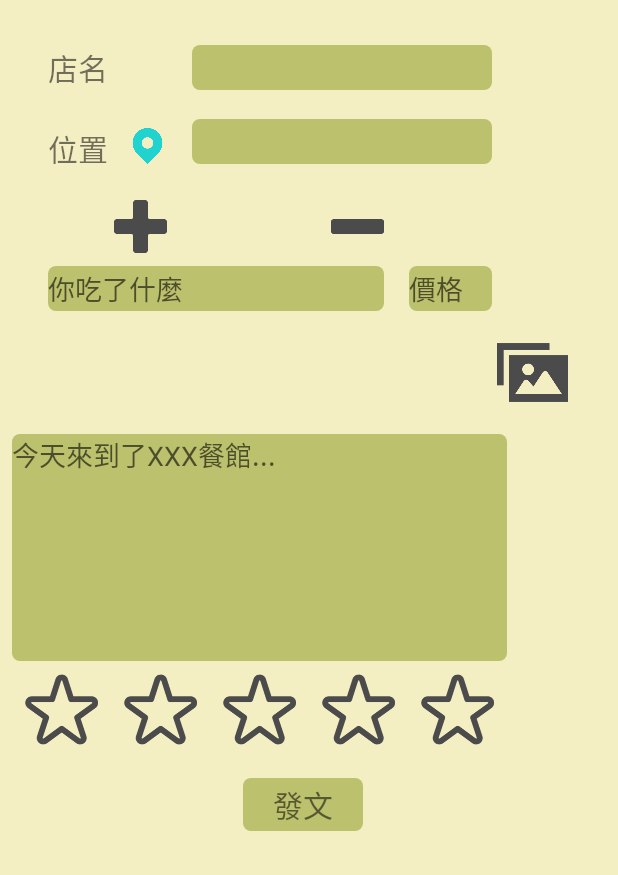
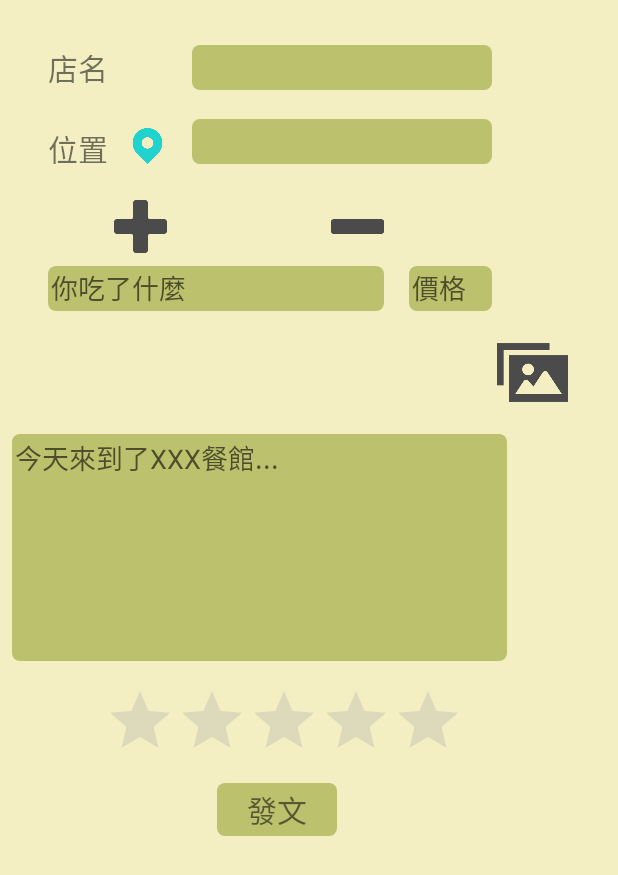
Before and after one commit to huang840801/Foodie, an Android app: the layout fragment_post.xml on its own in the app's theme, with its tools: preview values and no code run, on a phone screen of 412 x 824 dp. Shown: the top 875 px of the screen. Run offline under Robolectric (Android 15) with nearby library versions, the phone set to English and light mode, and no system bars; Roboto replaces fonts that are not available here.

Commit message:
Complete star rating bar

```diff
--- a/app/src/main/java/com/guanhong/foodie/FoodieContract.java
+++ b/app/src/main/java/com/guanhong/foodie/FoodieContract.java
@@ -19,6 +19,8 @@ public interface FoodieContract {
         void showSearchUi();
 
         void showRestaurantUi(Restaurant restaurant);
+
+        void showPostArticleUi();
     }
 
     interface Presenter extends BasePresenter {
@@ -35,5 +37,7 @@ public interface FoodieContract {
         void transToSearch();
 
         void tranToRestaurant(Restaurant restaurant);
+
+        void transToPostArticle();
     }
 }
--- a/app/src/main/java/com/guanhong/foodie/FoodiePresenter.java
+++ b/app/src/main/java/com/guanhong/foodie/FoodiePresenter.java
@@ -121,4 +121,9 @@ public class FoodiePresenter implements FoodieContract.Presenter {
 
 
     }
+
+    @Override
+    public void transToPostArticle() {
+        mFoodieView.showPostArticleUi();
+    }
 }
--- a/app/src/main/java/com/guanhong/foodie/map/MapFragment.java
+++ b/app/src/main/java/com/guanhong/foodie/map/MapFragment.java
@@ -1,6 +1,5 @@
 package com.guanhong.foodie.map;
 
-import android.annotation.SuppressLint;
 import android.content.Context;
 import android.graphics.Bitmap;
 import android.location.Address;
@@ -38,7 +37,7 @@ import java.io.IOException;
 import java.util.List;
 import java.util.Locale;
 
-import static android.support.v4.util.Preconditions.checkNotNull;
+import static com.google.common.base.Preconditions.checkNotNull;
 
 
 public class MapFragment extends Fragment implements MapContract.View, OnMapReadyCallback, GoogleMap.OnInfoWindowClickListener {
@@ -94,7 +93,6 @@ public class MapFragment extends Fragment implements MapContract.View, OnMapRead
         return rootView;
     }
 
-    @SuppressLint("RestrictedApi")
     @Override
     public void setPresenter(MapContract.Presenter presenter) {
         mPresenter = checkNotNull(presenter);
--- a/app/src/main/java/com/guanhong/foodie/map/MapPresenter.java
+++ b/app/src/main/java/com/guanhong/foodie/map/MapPresenter.java
@@ -1,7 +1,6 @@
 package com.guanhong.foodie.map;
 
 
-import android.annotation.SuppressLint;
 import android.app.Activity;
 import android.content.Context;
 import android.graphics.Bitmap;
@@ -30,7 +29,8 @@ import java.util.ArrayList;
 import java.util.List;
 import java.util.Locale;
 
-import static android.support.v4.util.Preconditions.checkNotNull;
+import static com.google.common.base.Preconditions.checkNotNull;
+
 
 public class MapPresenter implements MapContract.Presenter {
 
@@ -38,7 +38,6 @@ public class MapPresenter implements MapContract.Presenter {
 
     private Context mContext;
 
-    @SuppressLint("RestrictedApi")
     public MapPresenter(MapContract.View mapView, Context context) {
 
         mMapView = checkNotNull(mapView, "mapView cannot be null");
--- a/app/src/main/res/layout/fragment_post.xml
+++ b/app/src/main/res/layout/fragment_post.xml
@@ -36,10 +36,13 @@
         android:layout_height="30dp"
         android:layout_marginStart="56dp"
         android:layout_marginTop="30dp"
+        android:text=""
+        android:paddingStart="2dp"
+        android:paddingTop="2dp"
+        android:paddingBottom="2dp"
         android:background="@drawable/corner_bg_post_edittext"
         app:layout_constraintStart_toEndOf="@+id/post_restaurant_name"
         app:layout_constraintTop_toTopOf="parent" />
-
 
     <ImageView
         android:id="@+id/imageView_post_location"
@@ -56,7 +59,9 @@
         android:id="@+id/textview_post_restaurant_location"
         android:layout_width="200dp"
         android:layout_height="30dp"
-
+        android:paddingStart="2dp"
+        android:paddingTop="2dp"
+        android:paddingBottom="2dp"
         android:background="@drawable/corner_bg_post_edittext"
         android:text=""
         app:layout_constraintBottom_toBottomOf="@+id/imageView_post_location"
@@ -69,7 +74,9 @@
         android:layout_marginTop="68dp"
         android:background="@drawable/corner_bg_post_edittext"
         android:hint="@string/what_did_you_eat"
-
+        android:paddingStart="2dp"
+        android:paddingTop="2dp"
+        android:paddingBottom="2dp"
         app:layout_constraintStart_toStartOf="@+id/post_restaurant_location"
         app:layout_constraintTop_toBottomOf="@+id/post_restaurant_location" />
 
@@ -79,6 +86,9 @@
         android:layout_height="30dp"
         android:background="@drawable/corner_bg_post_edittext"
         android:hint="@string/price"
+        android:paddingStart="2dp"
+        android:paddingTop="2dp"
+        android:paddingBottom="2dp"
         app:layout_constraintEnd_toEndOf="@+id/textview_post_restaurant_location"
         app:layout_constraintTop_toTopOf="@+id/edittext_post_menu" />
 
@@ -130,72 +140,88 @@
         android:layout_marginTop="8dp"
         android:background="@drawable/corner_bg_post_edittext"
         android:gravity="left"
+        android:paddingStart="2dp"
+        android:paddingTop="2dp"
+        android:paddingBottom="2dp"
         android:hint="今天來到了XXX餐館..."
         app:layout_constraintStart_toStartOf="@+id/recyclerview_post_photo"
         app:layout_constraintTop_toBottomOf="@+id/recyclerview_post_photo" />
 
-    <ImageView
-        android:id="@+id/imageView_post_star1"
-        android:layout_width="50dp"
-        android:layout_height="50dp"
+    <!--<ImageView-->
+        <!--android:id="@+id/imageView_post_star1"-->
+        <!--android:layout_width="50dp"-->
+        <!--android:layout_height="50dp"-->
+        <!--android:layout_marginStart="8dp"-->
+        <!--android:layout_marginTop="8dp"-->
+        <!--app:layout_constraintStart_toStartOf="@+id/edittext_post_content"-->
+        <!--app:layout_constraintTop_toBottomOf="@+id/edittext_post_content"-->
+        <!--app:srcCompat="@drawable/star_unselected" />-->
+
+    <!--<ImageView-->
+        <!--android:id="@+id/imageView_post_star2"-->
+        <!--android:layout_width="50dp"-->
+        <!--android:layout_height="50dp"-->
+        <!--android:layout_marginStart="16dp"-->
+        <!--android:layout_marginTop="8dp"-->
+        <!--app:layout_constraintStart_toEndOf="@+id/imageView_post_star1"-->
+        <!--app:layout_constraintTop_toBottomOf="@+id/edittext_post_content"-->
+        <!--app:srcCompat="@drawable/star_unselected" />-->
+
+    <!--<ImageView-->
+        <!--android:id="@+id/imageView_post_star3"-->
+        <!--android:layout_width="50dp"-->
+        <!--android:layout_height="50dp"-->
+        <!--android:layout_marginStart="16dp"-->
+        <!--android:layout_marginTop="8dp"-->
+        <!--app:layout_constraintStart_toEndOf="@+id/imageView_post_star2"-->
+        <!--app:layout_constraintTop_toBottomOf="@+id/edittext_post_content"-->
+        <!--app:srcCompat="@drawable/star_unselected" />-->
+
+    <!--<ImageView-->
+        <!--android:id="@+id/imageView_post_star4"-->
+        <!--android:layout_width="50dp"-->
+        <!--android:layout_height="50dp"-->
+        <!--android:layout_marginStart="16dp"-->
+        <!--android:layout_marginTop="8dp"-->
+        <!--app:layout_constraintStart_toEndOf="@+id/imageView_post_star3"-->
+        <!--app:layout_constraintTop_toBottomOf="@+id/edittext_post_content"-->
+        <!--app:srcCompat="@drawable/star_unselected" />-->
+
+    <!--<ImageView-->
+        <!--android:id="@+id/imageView_post_star5"-->
+        <!--android:layout_width="50dp"-->
+        <!--android:layout_height="50dp"-->
+        <!--android:layout_marginStart="16dp"-->
+        <!--android:layout_marginTop="8dp"-->
+        <!--app:layout_constraintStart_toEndOf="@+id/imageView_post_star4"-->
+        <!--app:layout_constraintTop_toBottomOf="@+id/edittext_post_content"-->
+        <!--app:srcCompat="@drawable/star_unselected" />-->
+
+    <RatingBar
+        android:id="@+id/ratingBar2"
+        android:layout_width="240dp"
+        android:layout_height="match_parent"
+        android:layout_marginEnd="8dp"
         android:layout_marginStart="8dp"
-        android:layout_marginTop="8dp"
-        app:layout_constraintStart_toStartOf="@+id/edittext_post_content"
-        app:layout_constraintTop_toBottomOf="@+id/edittext_post_content"
-        app:srcCompat="@drawable/star_unselected" />
-
-    <ImageView
-        android:id="@+id/imageView_post_star2"
-        android:layout_width="50dp"
-        android:layout_height="50dp"
-        android:layout_marginStart="16dp"
-        android:layout_marginTop="8dp"
-        app:layout_constraintStart_toEndOf="@+id/imageView_post_star1"
-        app:layout_constraintTop_toBottomOf="@+id/edittext_post_content"
-        app:srcCompat="@drawable/star_unselected" />
-
-    <ImageView
-        android:id="@+id/imageView_post_star3"
-        android:layout_width="50dp"
-        android:layout_height="50dp"
-        android:layout_marginStart="16dp"
-        android:layout_marginTop="8dp"
-        app:layout_constraintStart_toEndOf="@+id/imageView_post_star2"
-        app:layout_constraintTop_toBottomOf="@+id/edittext_post_content"
-        app:srcCompat="@drawable/star_unselected" />
-
-    <ImageView
-        android:id="@+id/imageView_post_star4"
-        android:layout_width="50dp"
-        android:layout_height="50dp"
-        android:layout_marginStart="16dp"
-        android:layout_marginTop="8dp"
-        app:layout_constraintStart_toEndOf="@+id/imageView_post_star3"
-        app:layout_constraintTop_toBottomOf="@+id/edittext_post_content"
-        app:srcCompat="@drawable/star_unselected" />
-
-    <ImageView
-        android:id="@+id/imageView_post_star5"
-        android:layout_width="50dp"
-        android:layout_height="50dp"
-        android:layout_marginStart="16dp"
-        android:layout_marginTop="8dp"
-        app:layout_constraintStart_toEndOf="@+id/imageView_post_star4"
-        app:layout_constraintTop_toBottomOf="@+id/edittext_post_content"
-        app:srcCompat="@drawable/star_unselected" />
+        android:layout_marginTop="16dp"
+        android:theme="@style/RatingBar"
+        app:layout_constraintEnd_toEndOf="parent"
+        app:layout_constraintHorizontal_bias="0.392"
+        app:layout_constraintStart_toStartOf="parent"
+        app:layout_constraintTop_toBottomOf="@+id/edittext_post_content" />
 
     <TextView
         android:id="@+id/textview_post_post"
         android:layout_width="80dp"
         android:layout_height="35dp"
-        android:layout_marginEnd="8dp"
-        android:layout_marginTop="20dp"
+        android:layout_marginTop="8dp"
         android:background="@drawable/corner_bg_post_edittext"
         android:gravity="center"
         android:text="@string/post"
         android:textSize="20dp"
         app:layout_constraintEnd_toEndOf="parent"
+        app:layout_constraintHorizontal_bias="0.436"
         app:layout_constraintStart_toStartOf="parent"
-        app:layout_constraintTop_toBottomOf="@+id/imageView_post_star3" />
+        app:layout_constraintTop_toBottomOf="@+id/ratingBar2" />
     </android.support.constraint.ConstraintLayout>
 </ScrollView>
--- a/app/src/main/res/values/styles.xml
+++ b/app/src/main/res/values/styles.xml
@@ -5,7 +5,19 @@
         <!-- Customize your theme here. -->
         <item name="colorPrimary">@color/colorPrimary</item>
         <item name="colorPrimaryDark">@color/colorPrimaryDark</item>
-        <item name="colorAccent">@color/colorAccent</item>
+        <item name="colorAccent">#cedc17</item>
+
+
+    </style>
+    <!--<style name="roomRatingBar" parent="@android:style/Widget.RatingBar">-->
+        <!--<item name="android:progressDrawable">@drawable/ratingbar_full</item>-->
+        <!--<item name="android:minHeight">24dip</item>-->
+        <!--<item name="android:maxHeight">24dip</item>-->
+    <!--</style>-->
+
+    <style name="RatingBar" parent="Theme.AppCompat">
+        <item name="colorControlNormal">#a6a6a6</item>
+        <item name="colorControlActivated">#efe74b</item>
     </style>
 
 </resources>
```
Also changed, not shown: app/src/main/java/com/guanhong/foodie/activities/FoodieActivity.java (+24 -1 lines), app/src/main/java/com/guanhong/foodie/post/PostContract.java (added, +20 -0 lines), app/src/main/java/com/guanhong/foodie/post/PostFragment.java (added, +196 -0 lines), app/src/main/java/com/guanhong/foodie/post/PostPresenter.java (added, +36 -0 lines), app/src/main/java/com/guanhong/foodie/profile/ProfileFragment.java (+8 -0 lines), app/src/main/res/layout/fragment_profile.xml (+4 -4 lines).
